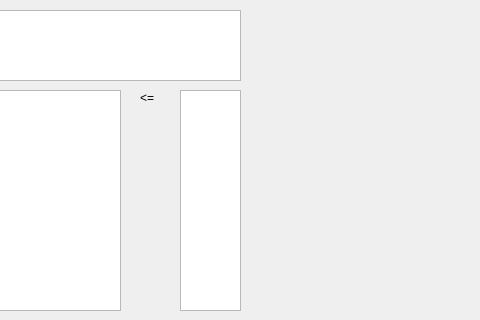
Old version of the form REII313/mainwindow.ui in the repository C-is-for-Cicero/Practical_REII313; both pictures show x 320 to 800 and y 0 to 320 of the 800 by 600 pixel window.
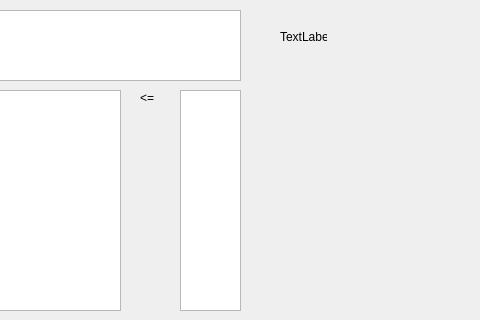
New version of the form.

Commit message: added setconstraints and setobjectivefunction functions as member functions in matrix.h. Adjusted the GUI so that it reflects these functions. Added slot that allows input from the user.

```diff
--- a/REII313/mainwindow.ui
+++ b/REII313/mainwindow.ui
@@ -142,6 +142,19 @@
      <string>Optimise Using Simplex</string>
     </property>
    </widget>
+   <widget class="QLabel" name="test">
+    <property name="geometry">
+     <rect>
+      <x>600</x>
+      <y>30</y>
+      <width>47</width>
+      <height>13</height>
+     </rect>
+    </property>
+    <property name="text">
+     <string>TextLabel</string>
+    </property>
+   </widget>
   </widget>
   <widget class="QMenuBar" name="menubar">
    <property name="geometry">
```
The commit also changes 2 other files.
